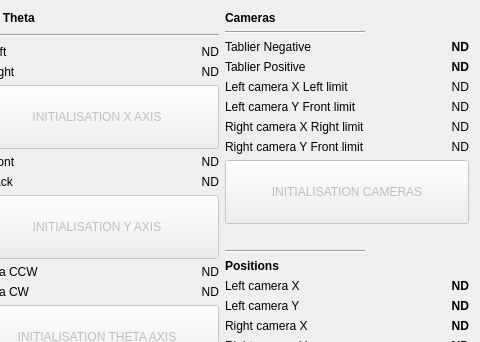
Before: the Qt Designer form gui/Views/MachineStatusView.ui in lainez12/KS3, drawn with Qt 5; both pictures show x 787 to 1267 and y 0 to 342 of the 1267 by 859 pixel window.
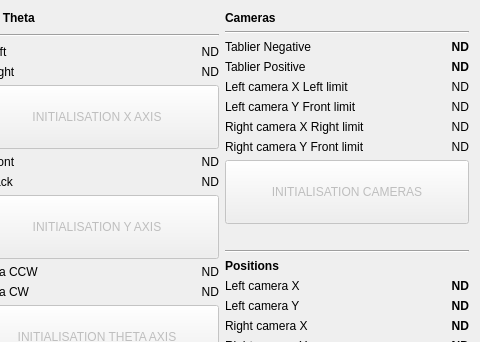
After: the same form once the commit is applied.

Commit message: Remaining values link in `MachineStatusView`

What changed in the file:
```diff
--- a/gui/Views/MachineStatusView.ui
+++ b/gui/Views/MachineStatusView.ui
@@ -1032,13 +1032,6 @@
        </property>
       </widget>
      </item>
-     <item row="1" column="1">
-      <widget class="Line" name="line_11">
-       <property name="orientation">
-        <enum>Qt::Orientation::Horizontal</enum>
-       </property>
-      </widget>
-     </item>
      <item row="4" column="1">
       <widget class="QLabel" name="leftCameraXLeftLimitLabel">
        <property name="text">
@@ -1159,13 +1152,6 @@
        </property>
       </widget>
      </item>
-     <item row="10" column="1">
-      <widget class="Line" name="line_17">
-       <property name="orientation">
-        <enum>Qt::Orientation::Horizontal</enum>
-       </property>
-      </widget>
-     </item>
      <item row="2" column="1">
       <widget class="QLabel" name="deckBackLimitLabel">
        <property name="enabled">
@@ -1313,6 +1299,20 @@
        </property>
       </widget>
      </item>
+     <item row="10" column="1" colspan="2">
+      <widget class="Line" name="line_17">
+       <property name="orientation">
+        <enum>Qt::Orientation::Horizontal</enum>
+       </property>
+      </widget>
+     </item>
+     <item row="1" column="1" colspan="2">
+      <widget class="Line" name="line_11">
+       <property name="orientation">
+        <enum>Qt::Orientation::Horizontal</enum>
+       </property>
+      </widget>
+     </item>
     </layout>
    </item>
    <item row="0" column="1">
```
Left out of the diff: 28 changed lines with no effect on the pictures. The commit also changes 2 other files.
